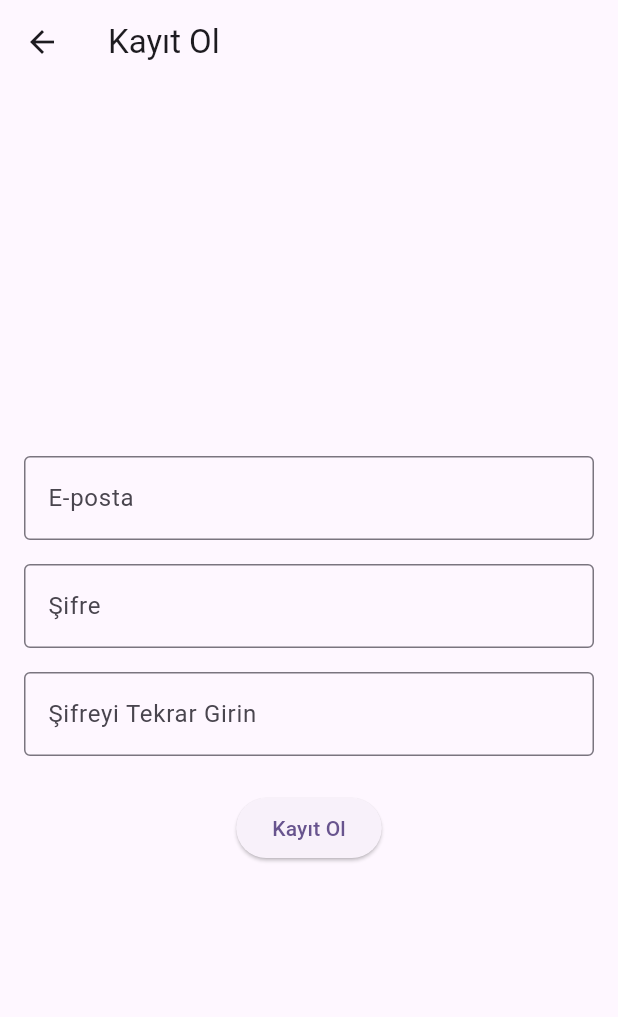
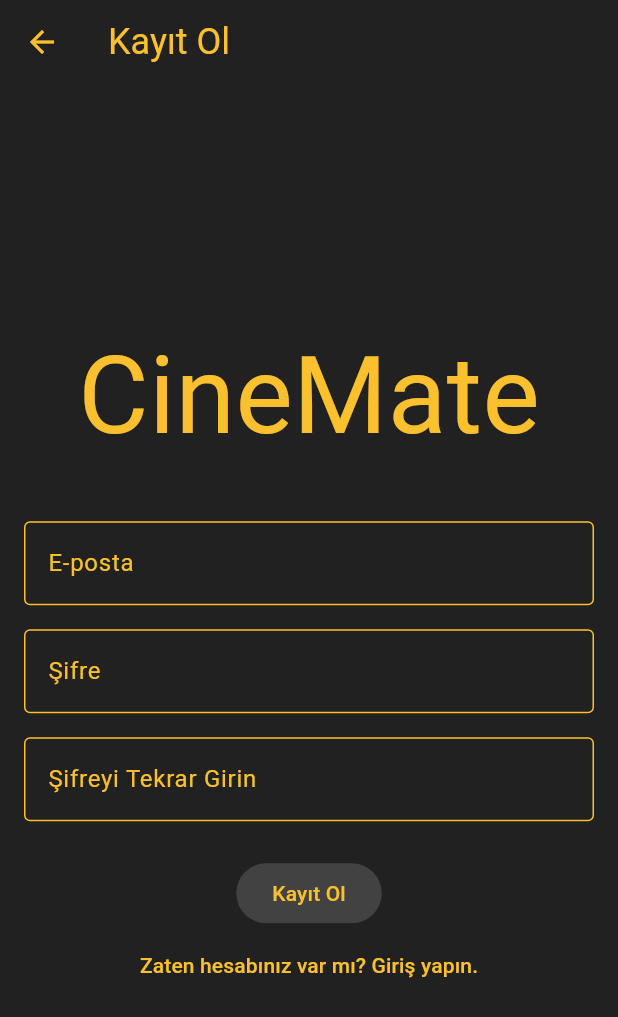
Before and after one commit to ysntopbas/cinemate, a Flutter app: the screen it shows after launch, after a tap on "Giriş Yap", after a tap on "Hesabınız yok mu? Kayıt olun", on a phone screen of 412 x 824 dp. Shown: the top 1017 px of the screen. Run offline on Flutter 3.47's test engine with Material 3 defaults, Android fonts, the phone set to English and light mode, and no system bars; our stand-ins replace firebase_auth, firebase_core, google_fonts; accounts and stored records are empty.

Commit message:
Update app theme, add Google Fonts, and improve login/register screens

```diff
--- a/lib/main.dart
+++ b/lib/main.dart
@@ -18,113 +18,22 @@
       title: 'Film ve Dizi Önerileri',
       debugShowCheckedModeBanner: false,
       theme: ThemeData(
-        // This is the theme of your application.
-        //
-        // TRY THIS: Try running your application with "flutter run". You'll see
-        // the application has a purple toolbar. Then, without quitting the app,
-        // try changing the seedColor in the colorScheme below to Colors.green
-        // and then invoke "hot reload" (save your changes or press the "hot
-        // reload" button in a Flutter-supported IDE, or press "r" if you used
-        // the command line to start the app).
-        //
-        // Notice that the counter didn't reset back to zero; the application
-        // state is not lost during the reload. To reset the state, use hot
-        // restart instead.
-        //
-        // This works for code too, not just values: Most code changes can be
-        // tested with just a hot reload.
-        colorScheme: ColorScheme.fromSeed(seedColor: Colors.deepPurple),
-        useMaterial3: true,
+        appBarTheme: AppBarTheme(
+          titleTextStyle: TextStyle(fontSize: 24, color: const Color.fromRGBO(251, 192, 45, 1)),
+          backgroundColor: Colors.transparent,
+          iconTheme: IconThemeData(color: const Color.fromRGBO(251, 192, 45, 1)),
+        ),
+        colorScheme: ColorScheme.light(
+          primary: Color.fromRGBO(66, 66, 66, 1),
+          onPrimary: Color.fromRGBO(251, 192, 45, 1),
+          surface: Color.fromRGBO(33, 33, 33, 1),
+          onSurface: Color.fromRGBO(251, 192, 45, 1),
+          secondary: Color.fromRGBO(251, 192, 45, 1),
+          outline: Color.fromRGBO(251, 192, 45, 1),
+          error: Colors.deepPurpleAccent,
+        )
       ),
       home: const LoginPage(),
     );
   }
 }
-
-class MyHomePage extends StatefulWidget {
-  const MyHomePage({super.key, required this.title});
-
-  // This widget is the home page of your application. It is stateful, meaning
-  // that it has a State object (defined below) that contains fields that affect
-  // how it looks.
-
-  // This class is the configuration for the state. It holds the values (in this
-  // case the title) provided by the parent (in this case the App widget) and
-  // used by the build method of the State. Fields in a Widget subclass are
-  // always marked "final".
-
-  final String title;
-
-  @override
-  State<MyHomePage> createState() => _MyHomePageState();
-}
-
-class _MyHomePageState extends State<MyHomePage> {
-  int _counter = 0;
-
-  void _incrementCounter() {
-    setState(() {
-      // This call to setState tells the Flutter framework that something has
-      // changed in this State, which causes it to rerun the build method below
-      // so that the display can reflect the updated values. If we changed
-      // _counter without calling setState(), then the build method would not be
-      // called again, and so nothing would appear to happen.
-      _counter++;
-    });
-  }
-
-  @override
-  Widget build(BuildContext context) {
-    // This method is rerun every time setState is called, for instance as done
-    // by the _incrementCounter method above.
-    //
-    // The Flutter framework has been optimized to make rerunning build methods
-    // fast, so that you can just rebuild anything that needs updating rather
-    // than having to individually change instances of widgets.
-    return Scaffold(
-      appBar: AppBar(
-        // TRY THIS: Try changing the color here to a specific color (to
-        // Colors.amber, perhaps?) and trigger a hot reload to see the AppBar
-        // change color while the other colors stay the same.
-        backgroundColor: Theme.of(context).colorScheme.inversePrimary,
-        // Here we take the value from the MyHomePage object that was created by
-        // the App.build method, and use it to set our appbar title.
-        title: Text(widget.title),
-      ),
-      body: Center(
-        // Center is a layout widget. It takes a single child and positions it
-        // in the middle of the parent.
-        child: Column(
-          // Column is also a layout widget. It takes a list of children and
-          // arranges them vertically. By default, it sizes itself to fit its
-          // children horizontally, and tries to be as tall as its parent.
-          //
-          // Column has various properties to control how it sizes itself and
-          // how it positions its children. Here we use mainAxisAlignment to
-          // center the children vertically; the main axis here is the vertical
-          // axis because Columns are vertical (the cross axis would be
-          // horizontal).
-          //
-          // TRY THIS: Invoke "debug painting" (choose the "Toggle Debug Paint"
-          // action in the IDE, or press "p" in the console), to see the
-          // wireframe for each widget.
-          mainAxisAlignment: MainAxisAlignment.center,
-          children: <Widget>[
-            const Text(
-              'You have pushed the button this many times:',
-            ),
-            Text(
-              '$_counter',
-              style: Theme.of(context).textTheme.headlineMedium,
-            ),
-          ],
-        ),
-      ),
-      floatingActionButton: FloatingActionButton(
-        onPressed: _incrementCounter,
-        tooltip: 'Increment',
-        child: const Icon(Icons.add),
-      ), // This trailing comma makes auto-formatting nicer for build methods.
-    );
-  }
-}
--- a/lib/screens/login_page.dart
+++ b/lib/screens/login_page.dart
@@ -1,5 +1,6 @@
 import 'package:flutter/material.dart';
 import 'package:firebase_auth/firebase_auth.dart';
+import 'package:google_fonts/google_fonts.dart';
 import 'register_page.dart';
 import 'home_page.dart';
 
@@ -64,6 +65,15 @@ class _LoginPageState extends State<LoginPage> {
           child: Column(
             mainAxisAlignment: MainAxisAlignment.center,
             children: [
+              Text(
+                'CineMate',
+                style: GoogleFonts.fleurDeLeah(
+                  fontSize: 72,
+                  color: Theme.of(context).colorScheme.secondary,
+
+                ),
+              ),
+              const SizedBox(height: 32),
               TextFormField(
                 controller: _emailController,
                 decoration: const InputDecoration(
@@ -95,18 +105,19 @@ class _LoginPageState extends State<LoginPage> {
               const SizedBox(height: 24),
               _isLoading
                   ? const CircularProgressIndicator()
-                  : ElevatedButton(
+                  : FilledButton(
                       onPressed: _login,
                       child: const Text('Giriş Yap'),
                     ),
               TextButton(
+
                 onPressed: () {
                   Navigator.push(
                     context,
                     MaterialPageRoute(builder: (context) => const RegisterPage()),
                   );
                 },
-                child: const Text('Hesabınız yok mu? Kayıt olun'),
+                child:  Text('Hesabınız yok mu? Kayıt olun', style: TextStyle(color: Colors.yellow[700]),),
               ),
             ],
           ),
--- a/lib/screens/register_page.dart
+++ b/lib/screens/register_page.dart
@@ -1,5 +1,7 @@
+import 'package:cinemate/screens/login_page.dart';
 import 'package:flutter/material.dart';
 import 'package:firebase_auth/firebase_auth.dart';
+import 'package:google_fonts/google_fonts.dart';
 
 class RegisterPage extends StatefulWidget {
   const RegisterPage({super.key});
@@ -21,7 +23,7 @@ class _RegisterPageState extends State<RegisterPage> {
         ScaffoldMessenger.of(context).showSnackBar(
           const SnackBar(
             content: Text('Şifreler eşleşmiyor'),
-            backgroundColor: Colors.red,
+
           ),
         );
         return;
@@ -41,7 +43,6 @@ class _RegisterPageState extends State<RegisterPage> {
           ScaffoldMessenger.of(context).showSnackBar(
             const SnackBar(
               content: Text('Kayıt başarılı!'),
-              backgroundColor: Colors.green,
             ),
           );
           Navigator.pop(context); // Login sayfasına dön
@@ -67,7 +68,7 @@ class _RegisterPageState extends State<RegisterPage> {
   Widget build(BuildContext context) {
     return Scaffold(
       appBar: AppBar(
-        title: const Text('Kayıt Ol'),
+        title:  Text('Kayıt Ol'),
       ),
       body: Padding(
         padding: const EdgeInsets.all(16.0),
@@ -76,6 +77,13 @@ class _RegisterPageState extends State<RegisterPage> {
           child: Column(
             mainAxisAlignment: MainAxisAlignment.center,
             children: [
+              Text(
+                'CineMate',
+                style: GoogleFonts.fleurDeLeah(
+                  fontSize: 72,
+                ),
+              ),
+              const SizedBox(height: 32),
               TextFormField(
                 controller: _emailController,
                 decoration: const InputDecoration(
@@ -125,10 +133,20 @@ class _RegisterPageState extends State<RegisterPage> {
               const SizedBox(height: 24),
               _isLoading
                   ? const CircularProgressIndicator()
-                  : ElevatedButton(
+                  : FilledButton(
                       onPressed: _register,
-                      child: const Text('Kayıt Ol'),
+                      child:  Text('Kayıt Ol'),
                     ),
+            TextButton(
+                onPressed: () {
+                  Navigator.push(
+                    context,
+                    MaterialPageRoute(builder: (context) => const LoginPage()),
+                  );
+                },
+                child:
+                Text('Zaten hesabınız var mı? Giriş yapın.', style: TextStyle(color: Colors.yellow[700]),),
+              ),
             ],
           ),
         ),
--- a/pubspec.yaml
+++ b/pubspec.yaml
@@ -35,6 +35,8 @@ dependencies:
   cloud_firestore: ^5.6.4
   provider: ^6.1.1
   flutter_form_builder: ^9.1.1
+  google_fonts: ^6.2.1
+  path_provider: ^2.1.2
 
   # The following adds the Cupertino Icons font to your application.
   # Use with the CupertinoIcons class for iOS style icons.
```
Also changed, not shown: pubspec.lock, 4 other files.
